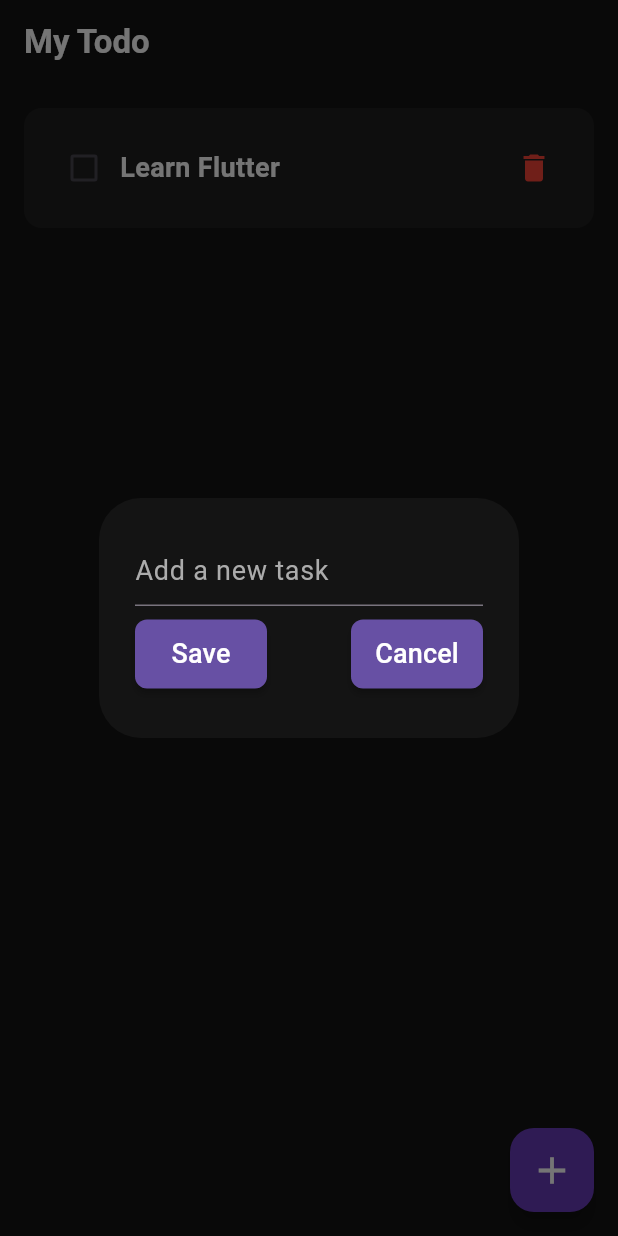
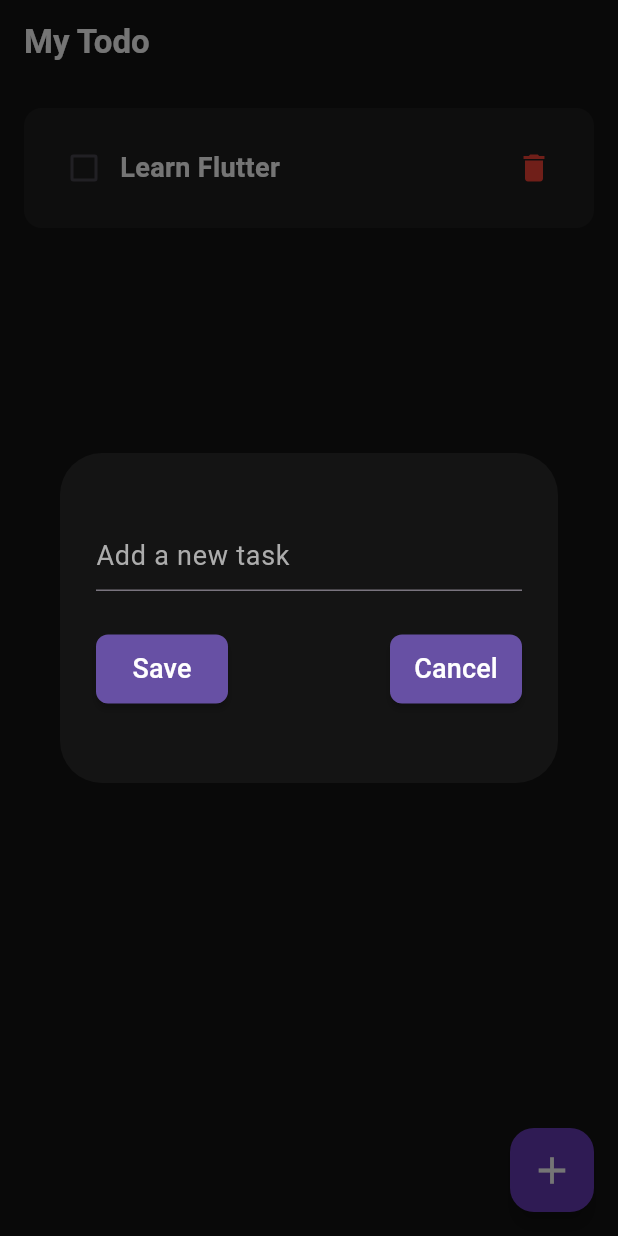
Before and after one commit to boswellbenjamin/Assignment-2-ToDo, a Flutter app: the screen it shows after launch, after a tap on the "delete" icon, after a tap on the "add" icon, on a phone screen of 412 x 824 dp. Run offline on Flutter 3.47's test engine with Material 3 defaults, Android fonts, the phone set to English and light mode, and no system bars.

Commit message:
Increase height of DialogBox to improve layout for better user experience

```diff
--- a/lib/utils/dialog_box.dart
+++ b/lib/utils/dialog_box.dart
@@ -19,7 +19,8 @@ class DialogBox extends StatelessWidget {
     return AlertDialog(
       backgroundColor: Color.fromARGB(255, 20, 20, 20),
       content: SizedBox(
-        height: 120,
+        height: 180,
+        width: 300,
         child: Column(
           mainAxisAlignment: MainAxisAlignment.spaceEvenly,
           children: [
```
